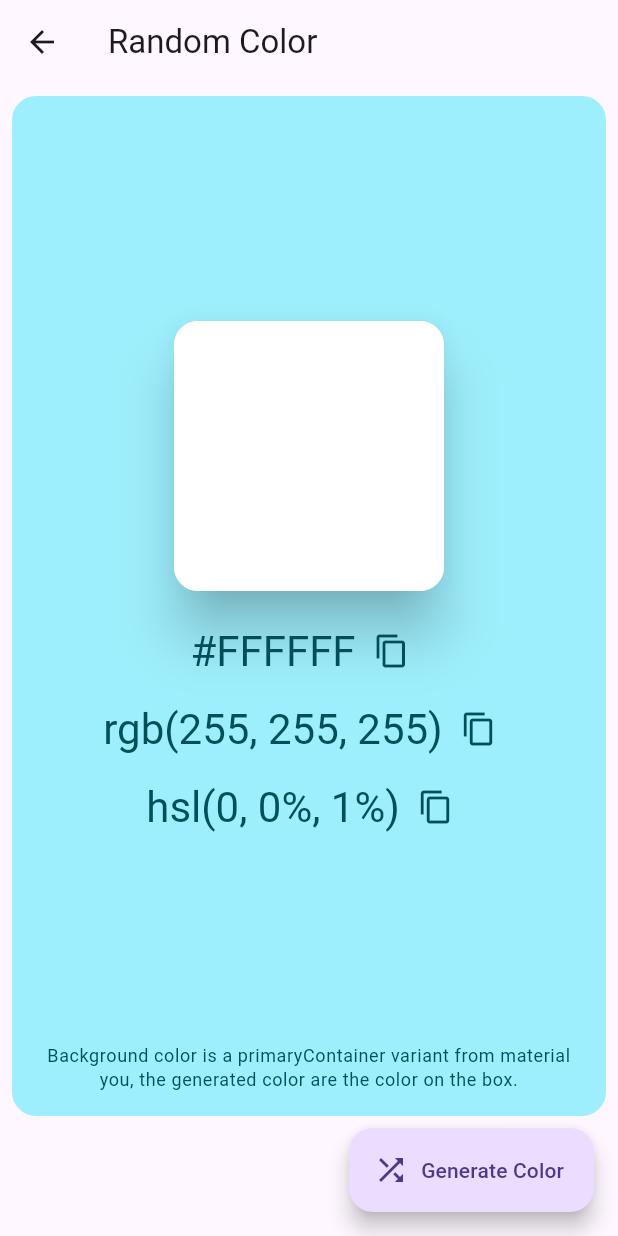
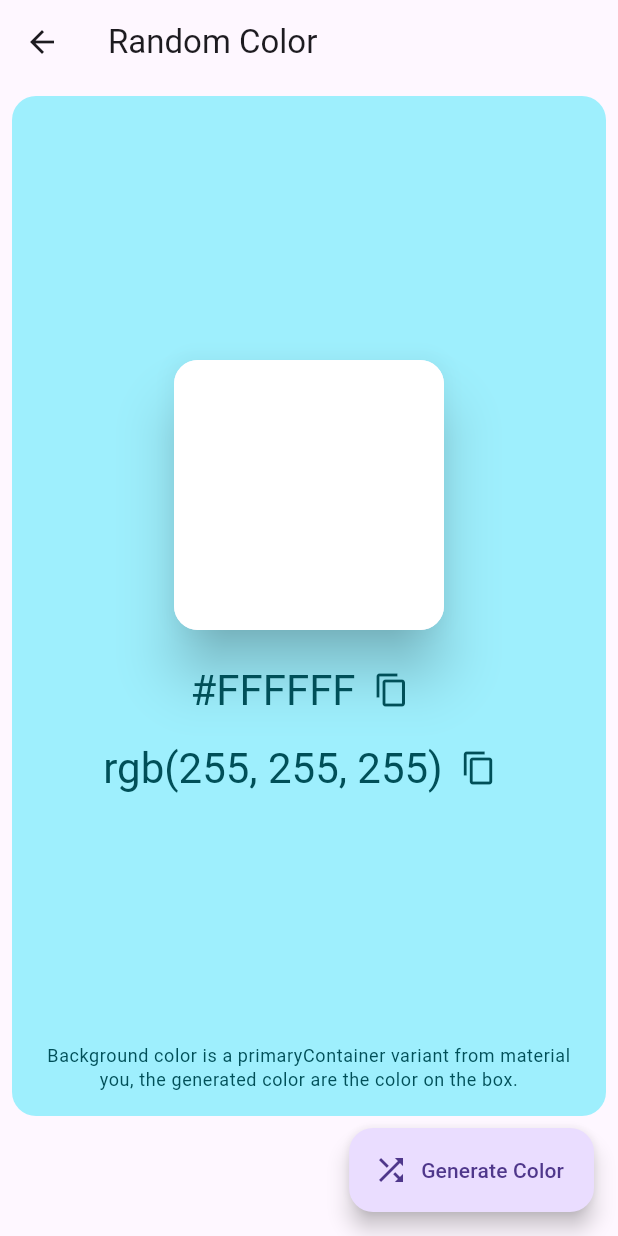
Before and after one commit to HexaRy0/randomizer, a Flutter app: the RandomColorScreen screen opened by its route, on a phone screen of 412 x 824 dp. Run offline on Flutter 3.47's test engine with Material 2 defaults, Android fonts, the phone set to English and light mode, and no system bars; drawn by our look-alikes of dynamic_color; our stand-ins replace flutter_form_builder, flutter_riverpod, font_awesome_flutter, isar, riverpod_annotation; accounts and stored records are empty; generated files the repository leaves out were written again.

Commit message:
fix: remove hsl value on random color because it doesnt make sense

```diff
--- a/lib/screens/randomizer/random_color/random_color.dart
+++ b/lib/screens/randomizer/random_color/random_color.dart
@@ -18,9 +18,6 @@ class _RandomColorScreenState extends ConsumerState<RandomColorScreen> {
     final redHex = randomColor.red.toRadixString(16).toUpperCase();
     final greenHex = randomColor.green.toRadixString(16).toUpperCase();
     final blueHex = randomColor.blue.toRadixString(16).toUpperCase();
-    final hue = HSLColor.fromColor(randomColor).hue.round();
-    final saturation = HSLColor.fromColor(randomColor).saturation.round();
-    final lightness = HSLColor.fromColor(randomColor).lightness.round();
 
     final colorScheme = ColorScheme.fromSeed(
       seedColor: randomColor,
@@ -128,31 +125,6 @@ class _RandomColorScreenState extends ConsumerState<RandomColorScreen> {
                                   ),
                                 ],
                               ),
-                              const SizedBox(
-                                height: 4,
-                              ),
-                              Row(
-                                mainAxisSize: MainAxisSize.min,
-                                children: [
-                                  Text(
-                                    "hsl($hue, $saturation%, $lightness%)",
-                                    style: textColorScheme,
-                                  ),
-                                  IconButton(
-                                    icon: Icon(
-                                      Icons.copy,
-                                      color: colorScheme.onPrimaryContainer,
-                                    ),
-                                    onPressed: () {
-                                      Clipboard.setData(
-                                        ClipboardData(
-                                          text: "hsl($hue, $saturation%, $lightness%)",
-                                        ),
-                                      );
-                                    },
-                                  ),
-                                ],
-                              ),
                             ],
                           ),
                         ),
```
